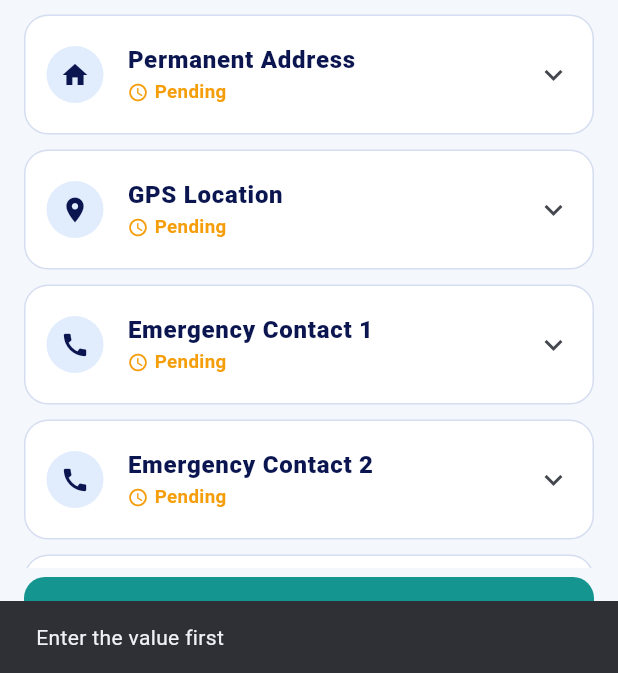
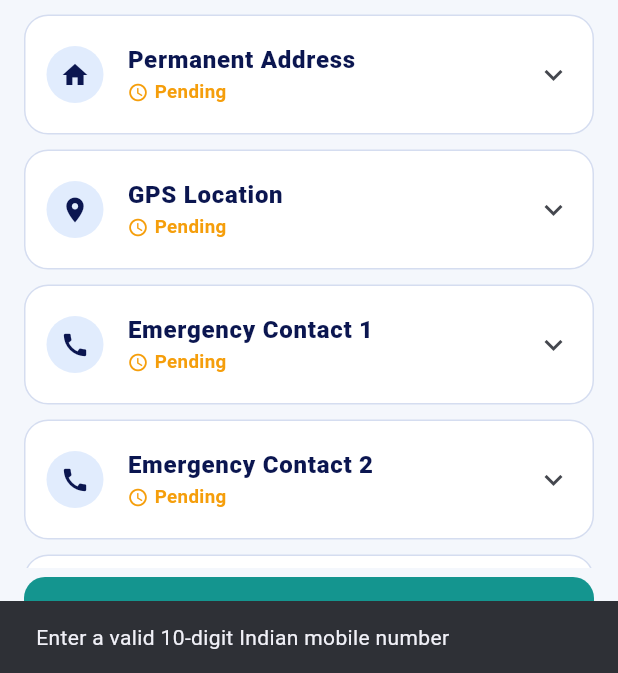
Before and after one commit to animeshuraw2006-dot/RESQMITRA2, a Flutter app: the CompleteVerificationScreen screen opened directly, scrolled down 418 dp, after a tap on "Mobile Number", after a tap on "Send OTP", on a phone screen of 412 x 824 dp, the part 563-1236 px from its top. Run offline on Flutter 3.47's test engine with Material 3 defaults, Android fonts, the phone set to English and light mode, and no system bars; our stand-ins replace audioplayers, flutter_map, geocoding, geolocator, image_picker, latlong2 and 4 more; missing offline and left inert: another_telephony, record, torch_light; accounts and stored records are empty.

Commit message:
SMS VERIFICATION

```diff
--- a/lib/screens/complete_verification.dart
+++ b/lib/screens/complete_verification.dart
@@ -3,6 +3,7 @@ import 'package:flutter/material.dart';
 import 'package:image_picker/image_picker.dart';
 import 'package:path_provider/path_provider.dart';
 import '../services.dart';
+import '../api.dart';
 import '../state.dart';
 import '../theme.dart';
 import '../verify_items.dart';
@@ -127,22 +128,49 @@ class _CompleteVerificationScreenState extends State<CompleteVerificationScreen>
   }
 
   Future<void> _verify(String flag, String target) async {
-    if (target.trim().isEmpty) return _snack('Enter the value first');
+    if (flag != 'mobileV') return;
+    final phone = target.replaceAll(RegExp(r'\D'), '');
+    if (phone.length != 10) return _snack('Enter a valid 10-digit Indian mobile number');
+    final sent = await Api.I.sendPhoneOtp(phone);
+    if (!mounted) return;
+    if (!sent.ok) {
+      return _snack(sent.data['error']?.toString() ??
+          'Could not send OTP. Check the backend and Renflair configuration.');
+    }
     final code = TextEditingController();
-    final ok = await showDialog<bool>(
-        context: context,
-        builder: (_) => AlertDialog(
-              title: Text('Verify $target'),
-              content: Column(mainAxisSize: MainAxisSize.min, children: [
-                const Text('Enter the 6-digit code.\nDemo mode: use 123456\n(connect Firebase Auth for real OTP)'),
-                TextField(controller: code, keyboardType: TextInputType.number, maxLength: 6),
-              ]),
-              actions: [
-                TextButton(onPressed: () => Navigator.pop(context, false), child: const Text('Cancel')),
-                TextButton(onPressed: () => Navigator.pop(context, code.text == '123456'), child: const Text('Verify')),
-              ],
-            ));
-    if (ok == true && mounted) setState(() => _v[flag] = true);
+    final entered = await showDialog<String>(
+      context: context,
+      builder: (dialogContext) => AlertDialog(
+        title: Text('Verify +91 $phone'),
+        content: Column(mainAxisSize: MainAxisSize.min, children: [
+          const Text('Enter the verification code sent to your mobile number.'),
+          const SizedBox(height: 8),
+          TextField(
+            controller: code,
+            keyboardType: TextInputType.number,
+            maxLength: 6,
+            decoration: const InputDecoration(labelText: 'SMS verification code'),
+          ),
+        ]),
+        actions: [
+          TextButton(onPressed: () => Navigator.pop(dialogContext), child: const Text('Cancel')),
+          FilledButton(onPressed: () => Navigator.pop(dialogContext, code.text.trim()), child: const Text('Verify')),
+        ],
+      ),
+    );
+    code.dispose();
+    if (entered == null || entered.isEmpty || !mounted) return;
+    final result = await Api.I.verifyPhoneOtp(phone, entered);
+    if (!mounted) return;
+    if (result.ok) {
+      setState(() {
+        _v['mobileV'] = true;
+        _v['verifiedMobile'] = phone;
+      });
+      _snack('Phone number verified successfully');
+    } else {
+      _snack(result.data['error']?.toString() ?? 'OTP verification failed. Please try again.');
+    }
   }
 
   Future<void> _gps() async {
@@ -164,6 +192,11 @@ class _CompleteVerificationScreenState extends State<CompleteVerificationScreen>
     }
     final mob = (patch['mobile'] ?? '').toString();
     if (mob.isNotEmpty && mob.length != 10) return _snack('Mobile number must be 10 digits');
+    final normalizedMobile = mob.replaceAll(RegExp(r'\D'), '');
+    if (normalizedMobile.isNotEmpty &&
+        (_v['mobileV'] != true || _v['verifiedMobile'] != normalizedMobile)) {
+      return _snack('Verify the current mobile number with SMS OTP before saving');
+    }
     setState(() => _saving = true);
     await AppState.I.updateProfile(patch);
     if (!mounted) return;
@@ -201,15 +234,14 @@ class _CompleteVerificationScreenState extends State<CompleteVerificationScreen>
         return _photoBox('photo', h: 150);
       case 'mobile':
         return Column(crossAxisAlignment: CrossAxisAlignment.start, children: [
-          _field('mobile', 'Mobile Number', type: TextInputType.phone, max: 10, hint: '98765 43210', onChanged: (_) => setState(() => _v['mobileV'] = false)),
+          _field('mobile', 'Mobile Number', type: TextInputType.phone, max: 10, hint: '98765 43210', onChanged: (_) => setState(() { _v['mobileV'] = false; _v.remove('verifiedMobile'); })),
           _status(_v['mobileV'] == true, _v['mobileV'] == true ? 'Mobile number verified' : 'Not verified yet'),
           if (_v['mobileV'] != true) _smallBtn('Send OTP', Icons.sms, () => _verify('mobileV', _t('mobile').text)),
         ]);
       case 'email':
         return Column(crossAxisAlignment: CrossAxisAlignment.start, children: [
-          _field('email', 'Email Address', type: TextInputType.emailAddress, onChanged: (_) => setState(() => _v['emailV'] = false)),
-          _status(_v['emailV'] == true, _v['emailV'] == true ? 'Email verified' : 'Not verified yet'),
-          if (_v['emailV'] != true) _smallBtn('Verify Email', Icons.mark_email_read, () => _verify('emailV', _t('email').text)),
+          _field('email', 'Email Address', type: TextInputType.emailAddress, onChanged: (_) => setState(() {})),
+          _status(_t('email').text.trim().isNotEmpty, _t('email').text.trim().isNotEmpty ? 'Email provided' : 'Optional / not provided'),
         ]);
       case 'address':
         return Column(children: [
@@ -285,9 +317,9 @@ class _CompleteVerificationScreenState extends State<CompleteVerificationScreen>
       case 'photo':
         return has('photo');
       case 'mobile':
-        return _v['mobileV'] == true;
+        return _v['mobileV'] == true && _v['verifiedMobile'] == _t('mobile').text.replaceAll(RegExp(r'\D'), '');
       case 'email':
-        return _v['emailV'] == true;
+        return has('email');
       case 'address':
         return has('phouse');
       case 'gps':
--- a/lib/verify_items.dart
+++ b/lib/verify_items.dart
@@ -22,13 +22,11 @@ List<VItem> verificationItems() {
     v('name', 'Full Name', Icons.person, has('name')),
     v('photo', 'Profile Photograph', Icons.photo_camera, has('photo')),
     v('mobile', 'Mobile Number', Icons.phone, p['mobileV'] == true, yes: 'Verified'),
-    v('email', 'Email Address', Icons.email, p['emailV'] == true, yes: 'Verified'),
+    v('email', 'Email Address', Icons.email, has('email'), yes: 'Provided', no: 'Optional'),
     v('address', 'Permanent Address', Icons.home, has('phouse')),
     v('gps', 'GPS Location', Icons.location_on, p['lat'] != null, yes: 'Verified'),
-    v('contact1', 'Emergency Contact 1', Icons.call, has('c0phone'),
-        yes: p['c0V'] == true ? 'Verified' : 'Provided'),
-    v('contact2', 'Emergency Contact 2', Icons.call, has('c1phone'),
-        yes: p['c1V'] == true ? 'Verified' : 'Provided'),
+    v('contact1', 'Emergency Contact 1', Icons.call, has('c0phone'), yes: 'Provided'),
+    v('contact2', 'Emergency Contact 2', Icons.call, has('c1phone'), yes: 'Provided'),
     v('identity', 'Identity Verification', Icons.badge, has('docPhoto'), yes: 'Under review'),
     v('medical', 'Medical Information', Icons.add_circle,
         has('blood') || has('allergies') || has('conditions')),
--- a/pubspec.yaml
+++ b/pubspec.yaml
@@ -1,7 +1,7 @@
 name: resqmitra
 description: ResQMitra - Be the first to respond.
 publish_to: 'none'
-version: 1.0.0+1
+version: 1.0.1+2
 
 environment:
   sdk: '>=3.3.0 <4.0.0'
```
Also changed, not shown: lib/api.dart (+7 -0 lines), lib/screens/registration.dart (+52 -27 lines), lib/screens/responder_dashboard.dart (+2 -27 lines), lib/services.dart (+12 -6 lines), 11 other files.
